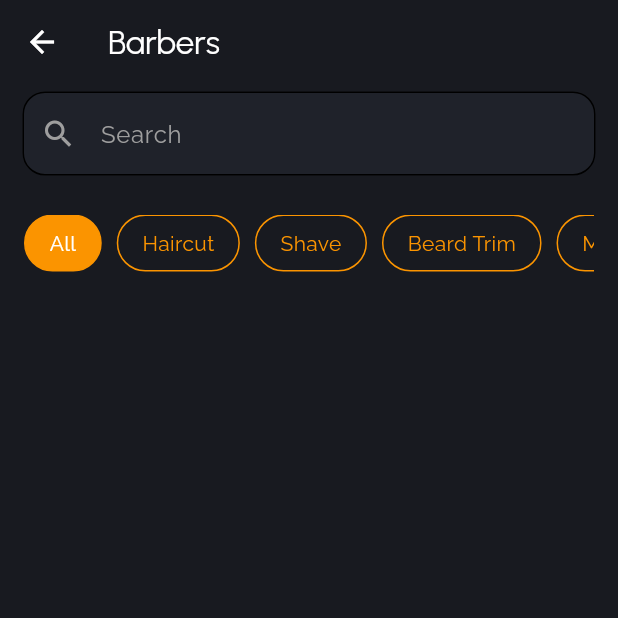
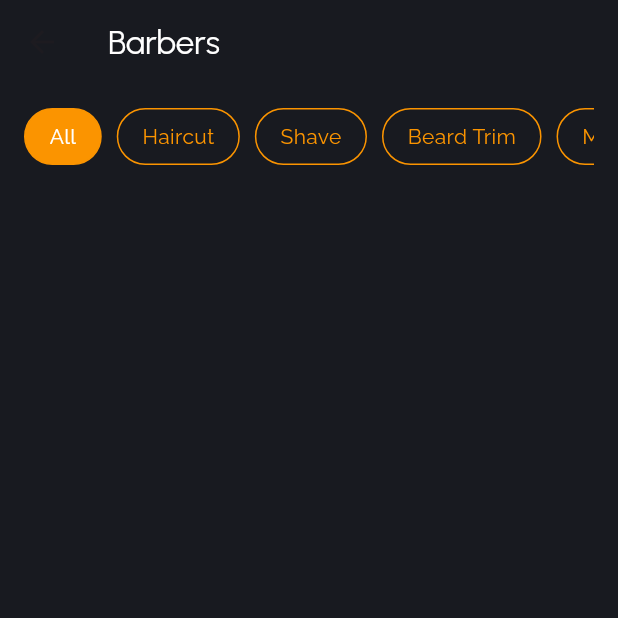
Before and after one commit to MahnoorWaseem/TrimTime-Flutter, a Flutter app: the BarberListing screen opened directly, on a phone screen of 412 x 824 dp, the top half of it. Run offline on Flutter 3.47's test engine with Material 3 defaults, Android fonts, the light colour scheme and no system bars; our stand-ins replace animated_text_kit, carousel_slider, cloud_firestore, firebase_auth, firebase_core, flutter_animate and 5 more; accounts and stored records are empty.

Commit message:
feat : add serach functionality

```diff
--- a/lib/views/barber_listing/barber_listing.dart
+++ b/lib/views/barber_listing/barber_listing.dart
@@ -48,12 +48,12 @@ class _BarberListingState extends State<BarberListing> {
       backgroundColor: CustomColors.gunmetal,
       appBar: AppBar(
         backgroundColor: CustomColors.gunmetal,
-        leading: IconButton(
-          icon: const Icon(Icons.arrow_back, color: Colors.white),
-          onPressed: () {
-            // Navigator.pop(context);
-          },
-        ),
+        // leading: IconButton(
+        //   icon: const Icon(Icons.arrow_back, color: Colors.white),
+        //   onPressed: () {
+        //     // Navigator.pop(context);
+        //   },
+        // ),
         title: const Text(
           'Barbers',
           style: TextStyle(color: Colors.white),
@@ -62,35 +62,35 @@ class _BarberListingState extends State<BarberListing> {
       ),
       body: Column(
         children: [
-          Container(
-            padding: const EdgeInsets.all(5),
-            margin: const EdgeInsets.symmetric(horizontal: 10),
-            child: TextFormField(
-              style: const TextStyle(color: Colors.white),
-              decoration: InputDecoration(
-                  hintText: 'Search',
-                  hintStyle: const TextStyle(
-                      color: Colors.grey, fontFamily: 'Raleway'),
-                  fillColor: CustomColors.charcoal,
-                  filled: true,
-                  prefixIcon: const Icon(
-                    Icons.search,
-                    color: Colors.grey,
-                  ),
-                  // suffixIcon: const Icon(
-                  //   Icons.visibility_off_outlined,
-                  // ),
-                  focusedBorder: OutlineInputBorder(
-                    borderSide: const BorderSide(color: Colors.white),
-                    borderRadius: BorderRadius.circular(10),
-                  ),
-                  enabledBorder: OutlineInputBorder(
-                    // borderSide: const BorderSide(color: Color(0xffE4E7EB)),
-                    borderRadius: BorderRadius.circular(15),
-                  )),
-            ),
-          ),
-          const SizedBox(height: 5),
+          // Container(
+          //   padding: const EdgeInsets.all(5),
+          //   margin: const EdgeInsets.symmetric(horizontal: 10),
+          //   child: TextFormField(
+          //     style: const TextStyle(color: Colors.white),
+          //     decoration: InputDecoration(
+          //         hintText: 'Search',
+          //         hintStyle: const TextStyle(
+          //             color: Colors.grey, fontFamily: 'Raleway'),
+          //         fillColor: CustomColors.charcoal,
+          //         filled: true,
+          //         prefixIcon: const Icon(
+          //           Icons.search,
+          //           color: Colors.grey,
+          //         ),
+          //         // suffixIcon: const Icon(
+          //         //   Icons.visibility_off_outlined,
+          //         // ),
+          //         focusedBorder: OutlineInputBorder(
+          //           borderSide: const BorderSide(color: Colors.white),
+          //           borderRadius: BorderRadius.circular(10),
+          //         ),
+          //         enabledBorder: OutlineInputBorder(
+          //           // borderSide: const BorderSide(color: Color(0xffE4E7EB)),
+          //           borderRadius: BorderRadius.circular(15),
+          //         )),
+          //   ),
+          // ),
+          // const SizedBox(height: 5),
           Padding(
             padding: const EdgeInsets.all(16.0),
             child: SingleChildScrollView(
@@ -129,7 +129,7 @@ class _BarberListingState extends State<BarberListing> {
                   barberId: barber['uid'],
                   barberName: barber['name'],
                   shopName: barber['shopName'],
-                  stars: '5',
+                  stars: barber['averageRating'],
                   imageUrl: barber['photoURL'],
                   // isFavourite: barber['isFavourite'],
                 );
```
Also changed, not shown: lib/components/bottomnavigation/bottomnavigation.dart (+9 -6 lines), lib/providers/sample_provider.dart (+18 -0 lines), lib/views/searchPage/search_page.dart (added, +94 -0 lines).
